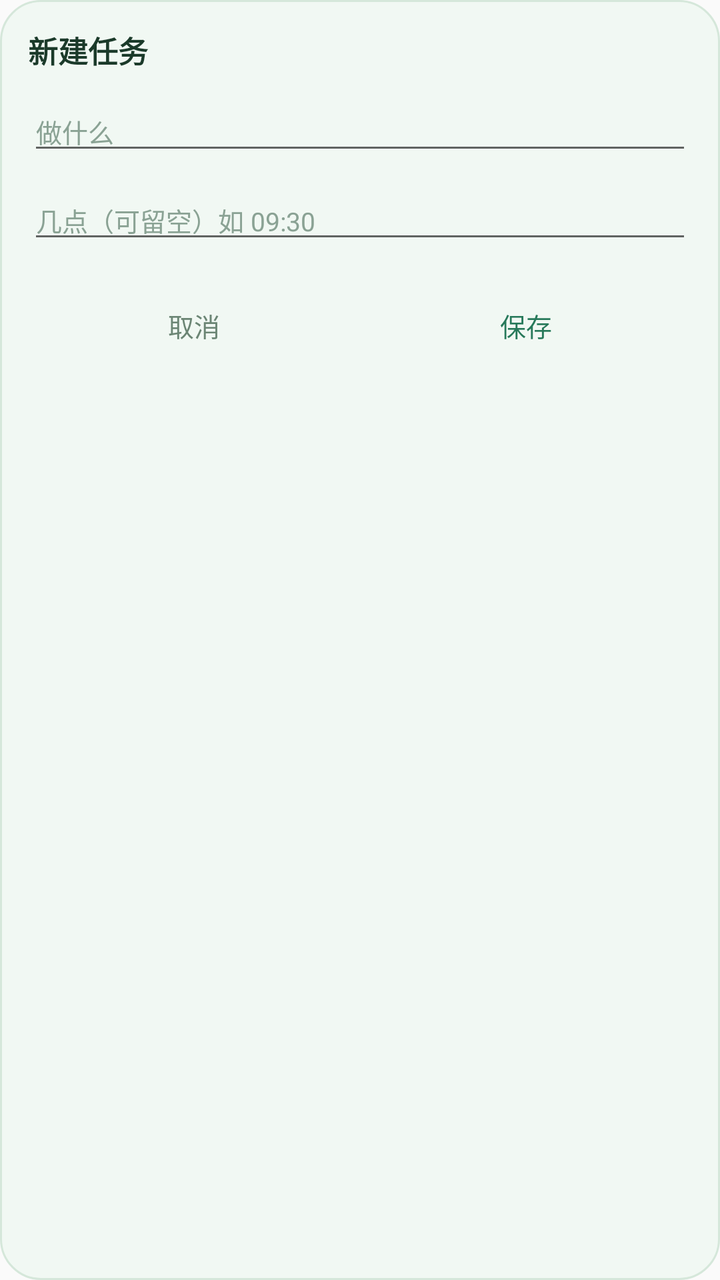
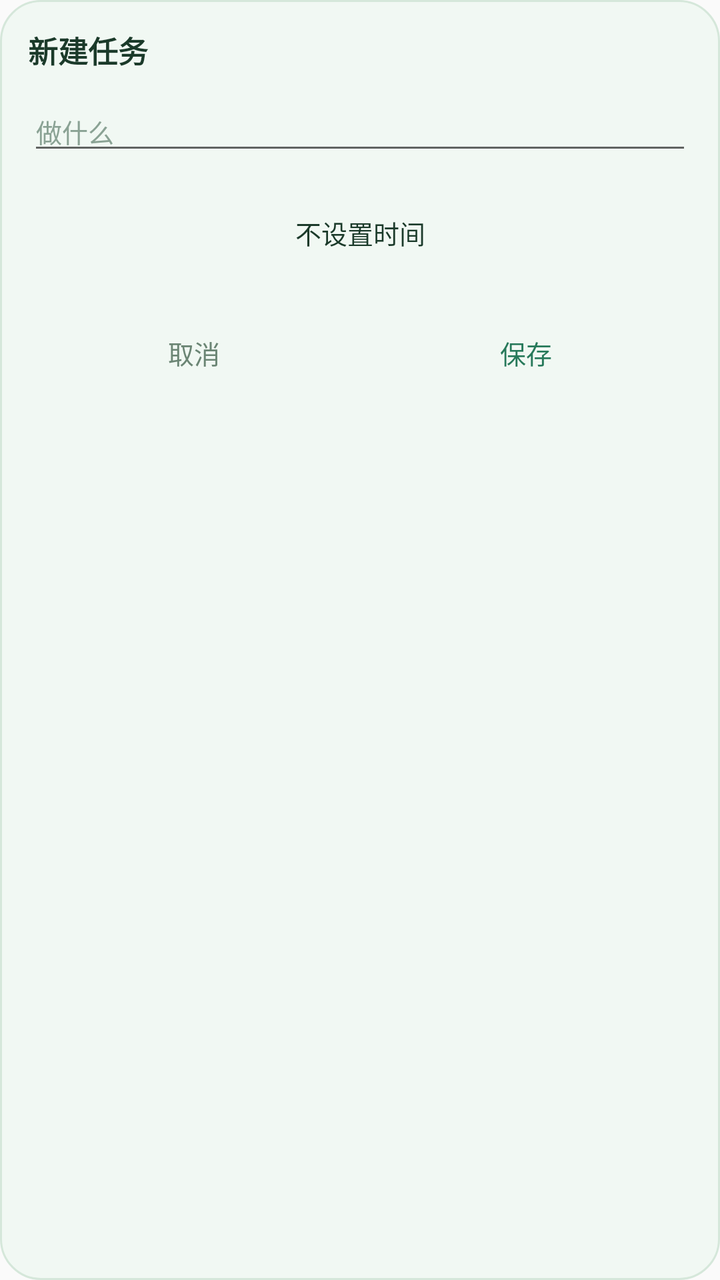

An Android layout rendered at two revisions. The XML below is the earlier revision; the diff shows what the commit changed to produce the second picture.
<!-- AndroidManifest.xml: application theme AppTheme -->
<!-- res/layout/dialog_create.xml -->
<?xml version="1.0" encoding="utf-8"?>
<LinearLayout xmlns:android="http://schemas.android.com/apk/res/android"
    android:layout_width="260dp"
    android:layout_height="wrap_content"
    android:background="@drawable/widget_bg"
    android:orientation="vertical"
    android:padding="14dp">

    <TextView
        android:layout_width="match_parent"
        android:layout_height="wrap_content"
        android:text="新建任务"
        android:textColor="#1B3A2A"
        android:textSize="15sp"
        android:textStyle="bold" />

    <EditText
        android:id="@+id/c_title"
        android:layout_width="match_parent"
        android:layout_height="wrap_content"
        android:layout_marginTop="10dp"
        android:hint="做什么"
        android:inputType="text"
        android:textColor="#1B3A2A"
        android:textColorHint="#8AA294"
        android:textSize="13sp" />

    <EditText
        android:id="@+id/c_time"
        android:layout_width="match_parent"
        android:layout_height="wrap_content"
        android:layout_marginTop="8dp"
        android:hint="几点（可留空）如 09:30"
        android:inputType="text"
        android:textColor="#1B3A2A"
        android:textColorHint="#8AA294"
        android:textSize="13sp" />

    <LinearLayout
        android:layout_width="match_parent"
        android:layout_height="wrap_content"
        android:layout_marginTop="12dp"
        android:orientation="horizontal">

        <Button
            android:id="@+id/c_cancel"
            style="?android:attr/borderlessButtonStyle"
            android:layout_width="0dp"
            android:layout_height="wrap_content"
            android:layout_weight="1"
            android:text="取消"
            android:textColor="#6B8574"
            android:textSize="13sp" />

        <Button
            android:id="@+id/c_save"
            style="?android:attr/borderlessButtonStyle"
            android:layout_width="0dp"
            android:layout_height="wrap_content"
            android:layout_weight="1"
            android:text="保存"
            android:textColor="#27795A"
            android:textSize="13sp" />
    </LinearLayout>
</LinearLayout>
<!-- resources referenced by this layout -->
<resources>
  <!-- drawable widget_bg (drawable) -->
  <?xml version="1.0" encoding="utf-8"?>
  <shape xmlns:android="http://schemas.android.com/apk/res/android"
      android:shape="rectangle">
      <solid android:color="#F1F8F3" />
      <corners android:radius="20dp" />
      <stroke android:width="1dp" android:color="#D5E7DA" />
  </shape>
  <style name="AppTheme" parent="Theme.AppCompat.Light.DarkActionBar">
          
          <item name="colorPrimary">@color/colorPrimary</item>
          <item name="colorPrimaryDark">@color/colorPrimaryDark</item>
          <item name="colorAccent">@color/colorAccent</item>
      </style>
</resources>

<!-- the commit's change to res/layout/dialog_create.xml (unified diff, before → after) -->
@@ -25,15 +25,16 @@
         android:textColorHint="#8AA294"
         android:textSize="13sp" />
 
-    <EditText
+    
+    <Button
         android:id="@+id/c_time"
+        style="?android:attr/borderlessButtonStyle"
         android:layout_width="match_parent"
         android:layout_height="wrap_content"
-        android:layout_marginTop="8dp"
-        android:hint="几点（可留空）如 09:30"
-        android:inputType="text"
+        android:layout_marginTop="10dp"
+        android:background="@drawable/widget_chip_bg"
+        android:text="不设置时间"
         android:textColor="#1B3A2A"
-        android:textColorHint="#8AA294"
         android:textSize="13sp" />
 
     <LinearLayout
<!-- resource entries referenced after the edit -->
@@ -8,6 +8,13 @@
       <corners android:radius="20dp" />
       <stroke android:width="1dp" android:color="#D5E7DA" />
   </shape>
+  <!-- drawable widget_chip_bg (drawable) -->
+  <?xml version="1.0" encoding="utf-8"?>
+  <shape xmlns:android="http://schemas.android.com/apk/res/android"
+      android:shape="rectangle">
+      <solid android:color="#00000000" />
+      <corners android:radius="14dp" />
+  </shape>
   <style name="AppTheme" parent="Theme.AppCompat.Light.DarkActionBar">
           
           <item name="colorPrimary">@color/colorPrimary</item>
